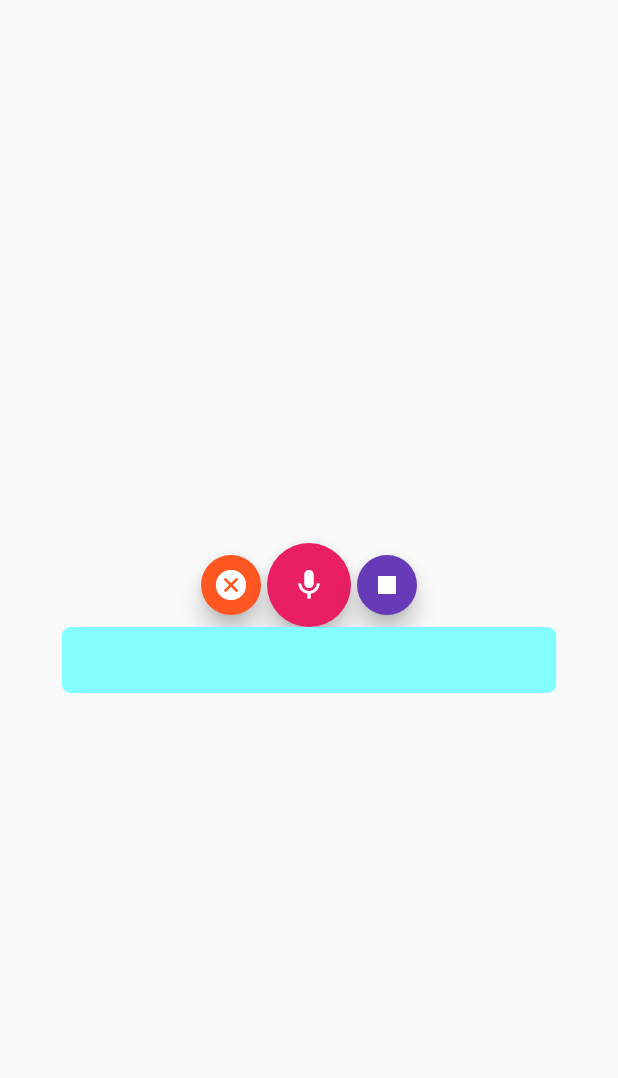
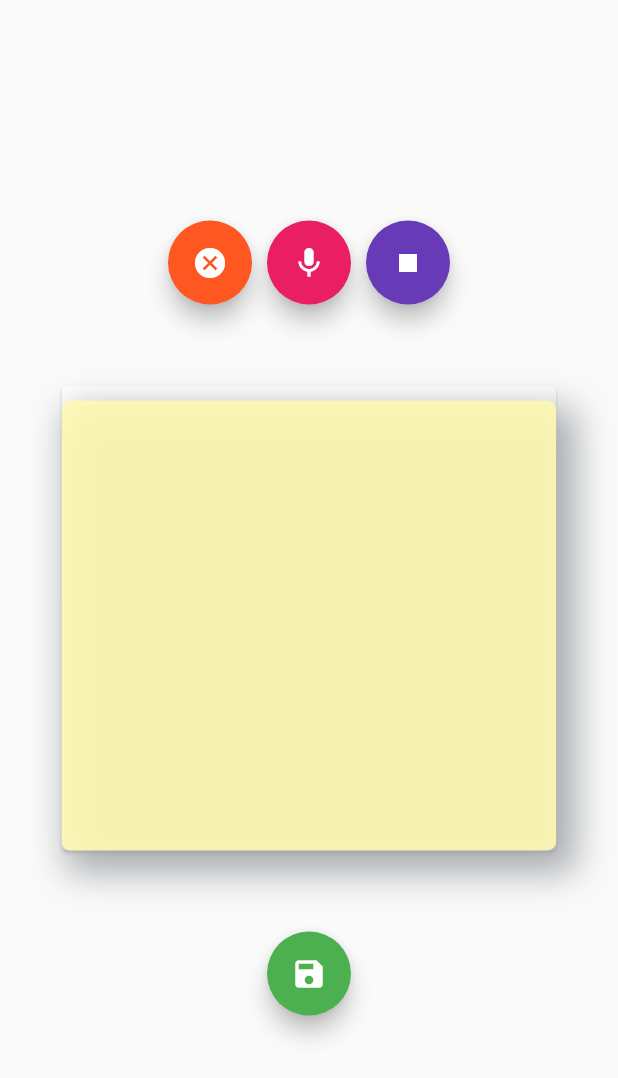
Before and after one commit to leto1timmy/Miro-Voice-Memos, a Flutter app: the VoiceHome screen opened directly, on a phone screen of 412 x 824 dp. Shown: the top 1078 px of the screen. Run offline on Flutter 3.47's test engine with Material 2 defaults, Android fonts, the phone set to English and light mode, and no system bars; missing offline and left inert: flutter_webview_plugin, speech_recognition.

Commit message:
voice recognition sticker added

```diff
--- a/lib/main.dart
+++ b/lib/main.dart
@@ -1,4 +1,5 @@
 import 'package:flutter/material.dart';
+import 'package:miro_voice_memos/modules/voice-recognition/voice-recognition-impl.dart';
 import 'package:miro_voice_memos/screens/login_screen/miro_oauth.dart';
 import 'package:miro_voice_memos/screens/login_screen/login.dart';
 import './screens/boards_screen/boardsScreen.dart';
@@ -8,7 +9,7 @@ void main() async {
   bool _result = await tokenExist();
 
   runApp(new MaterialApp(
-    title: 'Flutter Demo',
+    title: 'Miro Voice Memos',
     theme: ThemeData(
       // This is the theme of your application.
       //
@@ -21,10 +22,11 @@ void main() async {
       // is not restarted.
       primarySwatch: Colors.blue,
     ),
-    home: LoginScreen(),
+    //home: LoginScreen(),
+    home: VoiceHome(),
     initialRoute: _result ? '/boards' : '/',
     routes: {
-      // '/': (BuildContext context) => LoginScreen(),
+      //'/': (BuildContext context) => LoginScreen(),
       '/miro_oath': (BuildContext contex) => MiroOauthScreen(),
       '/boards': (BuildContext contex) => BoardsScreen()
     },
--- a/lib/modules/miro-api/miro-provider.dart
+++ b/lib/modules/miro-api/miro-provider.dart
@@ -8,9 +8,9 @@ import 'package:miro_voice_memos/modules/2oauth/token.dart';
 main() async {
   var token = new Token("boards:write boards:read", "3074457347037872302",
       "3074457347037984023", "b812a48a-d65b-4232-a90b-22dc7c7932bb", "Bearer");
-  var style = new Style("#d5f692");
-  var widget = new Widget("sticker",
-      "new text sdfasdf asdf d afd ad fasd fasd fasdf asdf as", style);
+  // ["#f5f6f8","#fff9b1","#f5d128","#d0e17a","#d5f692","#a6ccf5","#67c6c0","#23bfe7","#ff9d48","#ea94bb","#f16c7f","#b384bb"]
+  var style = new Style("#fff9b1");
+  var widget = new Widget("sticker", "trululu ulalala", style);
   var miro = new MiroProvider();
 
   //var boards = miro.getAllBoards(token);
--- a/lib/modules/voice-recognition/voice-recognition-impl.dart
+++ b/lib/modules/voice-recognition/voice-recognition-impl.dart
@@ -54,9 +54,11 @@ class _VoiceHomeState extends State<VoiceHome> {
             Row(
               mainAxisAlignment: MainAxisAlignment.center,
               children: <Widget>[
-                FloatingActionButton(
+                Padding(
+                  padding: const EdgeInsets.only(bottom: 50.0, right: 10),
+                  child: FloatingActionButton(
                     child: Icon(Icons.cancel),
-                  mini: true,
+                    mini: false,
                     backgroundColor: Colors.deepOrange,
                     onPressed: () {
                       if (_isListening)
@@ -68,8 +70,12 @@ class _VoiceHomeState extends State<VoiceHome> {
                             );
                     },
                   ),
-                FloatingActionButton(
+                ),
+                Padding(
+                  padding: const EdgeInsets.only(bottom: 50.0, right: 10),
+                  child: FloatingActionButton(
                     child: Icon(Icons.mic),
+                    mini: false,
                     onPressed: () {
                       if (_isAvailable && !_isListening)
                         _speechRecognition
@@ -78,9 +84,12 @@ class _VoiceHomeState extends State<VoiceHome> {
                     },
                     backgroundColor: Colors.pink,
                   ),
-                FloatingActionButton(
+                ),
+                Padding(
+                  padding: const EdgeInsets.only(bottom: 50.0),
+                  child: FloatingActionButton(
                     child: Icon(Icons.stop),
-                  mini: true,
+                    mini: false,
                     backgroundColor: Colors.deepPurple,
                     onPressed: () {
                       if (_isListening)
@@ -89,23 +98,64 @@ class _VoiceHomeState extends State<VoiceHome> {
                             );
                     },
                   ),
+                ),
               ],
             ),
-            Container(
+            Card(
+              child: Container(
                 width: MediaQuery.of(context).size.width * 0.8,
+                height: 300.0,
                 decoration: BoxDecoration(
-                color: Colors.cyanAccent[100],
+                  boxShadow: [
+                    BoxShadow(
+                      color: Color.fromRGBO(159, 162, 166, 0.9),
+                      blurRadius:
+                          20.0, // has the effect of softening the shadow
+                      spreadRadius:
+                          5.0, // has the effect of extending the shadow
+                      offset: Offset(
+                        8.0, // horizontal, move right 8
+                        10.0, // vertical, move down 10
+                      ),
+                    )
+                  ],
+                  color: Color.fromRGBO(255, 249, 177, 0.9),
                   borderRadius: BorderRadius.circular(6.0),
                 ),
                 padding: EdgeInsets.symmetric(
-                vertical: 8.0,
-                horizontal: 12.0,
+                  vertical: 12.0,
+                  horizontal: 15.0,
                 ),
-              child: Text(
+                margin: EdgeInsets.only(top: 10.0),
+                child: Column(
+                    mainAxisAlignment: MainAxisAlignment.center,
+                    crossAxisAlignment: CrossAxisAlignment.center,
+                    children: [
+                      Text(
                         resultText,
                         style: TextStyle(fontSize: 24.0),
+                        textAlign: TextAlign.center,
+                      )
+                    ]),
               ),
-            )
+            ),
+            Padding(
+              padding: const EdgeInsets.only(top: 50.0),
+              child: FloatingActionButton(
+                child: Icon(Icons.save),
+                mini: false,
+                backgroundColor: Colors.green,
+                onPressed: () {
+                  // if (_isListening)
+                  //   _speechRecognition.cancel().then(
+                  //         (result) => setState(() {
+                  //           _isListening = result;
+                  //           resultText = "";
+                  //         }),
+                  //       );
+                },
+              ),
+            ),
           ],
         ),
       ),
```
Lines whose indentation alone changed are shown as unchanged.
